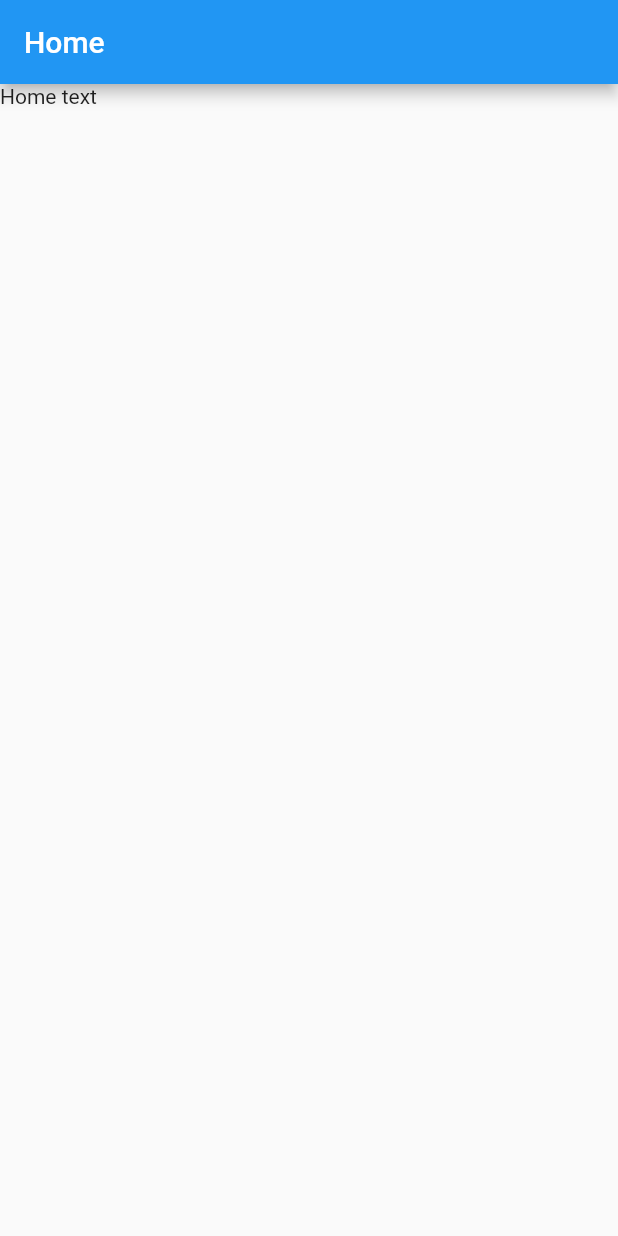
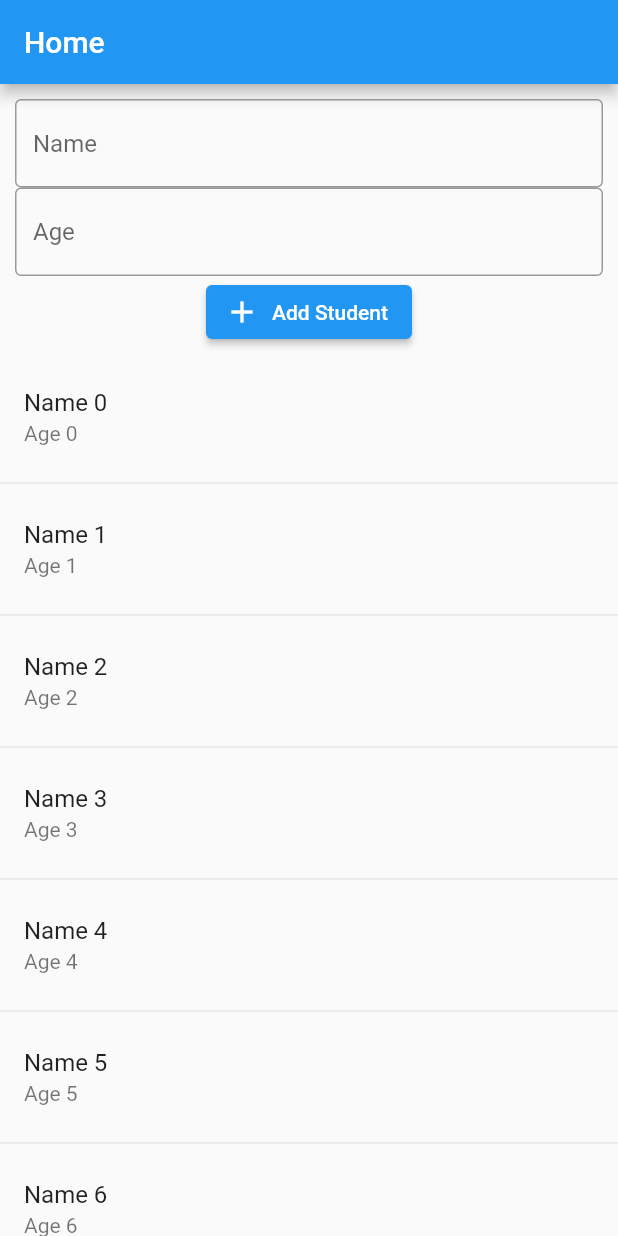
Before and after one commit to akhilvp07/local_database, a Flutter app: the screen it shows after launch, on a phone screen of 412 x 824 dp. Run offline on Flutter 3.47's test engine with Material 2 defaults, Android fonts, the phone set to English and light mode, and no system bars.

Commit message:
Basic UI Structure

```diff
--- a/lib/main.dart
+++ b/lib/main.dart
@@ -1,5 +1,5 @@
 import 'package:flutter/material.dart';
-import 'package:local_database/screen_home.dart';
+import 'package:local_database/screens/screen_home.dart';
 
 void main() {
   runApp(const MyApp());
--- a/lib/screen_home.dart
+++ /dev/null
@@ -1,15 +0,0 @@
-import 'package:flutter/material.dart';
-
-class ScreenHome extends StatelessWidget {
-  const ScreenHome({Key? key}) : super(key: key);
-
-  @override
-  Widget build(BuildContext context) {
-    return Scaffold(
-      appBar: AppBar(
-        title: const Text('Home'),
-      ),
-      body: const Text('Home text'),
-    );
-  }
-}
--- /dev/null
+++ b/lib/screens/screen_home.dart
@@ -0,0 +1,26 @@
+import 'package:flutter/material.dart';
+import 'package:local_database/screens/widgets/add_student_widget.dart';
+import 'package:local_database/screens/widgets/list_student_widget.dart';
+
+class ScreenHome extends StatelessWidget {
+  const ScreenHome({Key? key}) : super(key: key);
+
+  @override
+  Widget build(BuildContext context) {
+    return Scaffold(
+      appBar: AppBar(
+        title: const Text('Home'),
+      ),
+      body: SafeArea(
+        child: Column(
+          children:  [
+            AddStudentWidget(),
+            const Expanded(
+              child: ListStudentWidget(),
+            ),
+          ],
+        ),
+      ),
+    );
+  }
+}
--- /dev/null
+++ b/lib/screens/widgets/add_student_widget.dart
@@ -0,0 +1,51 @@
+// ignore_for_file: avoid_print
+
+import 'package:flutter/material.dart';
+
+class AddStudentWidget extends StatelessWidget {
+  AddStudentWidget({Key? key}) : super(key: key);
+
+  final _nameController = TextEditingController();
+  final _ageController = TextEditingController();
+
+  @override
+  Widget build(BuildContext context) {
+    return Padding(
+      padding: const EdgeInsets.all(10.0),
+      child: Column(
+        children: [
+          TextFormField(
+            controller: _nameController,
+            decoration: const InputDecoration(
+              border: OutlineInputBorder(),
+              hintText: 'Name',
+            ),
+          ),
+          TextFormField(
+            controller: _ageController,
+            decoration: const InputDecoration(
+              border: OutlineInputBorder(),
+              hintText: 'Age',
+            ),
+          ),
+          ElevatedButton.icon(
+            onPressed: () {
+              onAddStudentButtonClicked();
+            },
+            icon: const Icon(Icons.add),
+            label: const Text('Add Student'),
+          ),
+        ],
+      ),
+    );
+  }
+
+  Future<void> onAddStudentButtonClicked() async {
+    final _name = _nameController.text.trim();
+    final _age = _ageController.text.trim();
+    if (_name.isEmpty || _age.isEmpty) {
+      return;
+    }
+    print('$_name $_age');
+  }
+}
--- /dev/null
+++ b/lib/screens/widgets/list_student_widget.dart
@@ -0,0 +1,21 @@
+import 'package:flutter/material.dart';
+
+class ListStudentWidget extends StatelessWidget {
+  const ListStudentWidget({Key? key}) : super(key: key);
+
+  @override
+  Widget build(BuildContext context) {
+    return ListView.separated(
+      itemBuilder: (ctx, index) {
+        return ListTile(
+          title: Text('Name $index'),
+          subtitle: Text('Age $index'),
+        );
+      },
+      separatorBuilder: (ctx, index) {
+        return const Divider();
+      },
+      itemCount: 50,
+    );
+  }
+}
```
Also changed, not shown: pubspec.yaml (+6 -17 lines), pubspec.lock.
